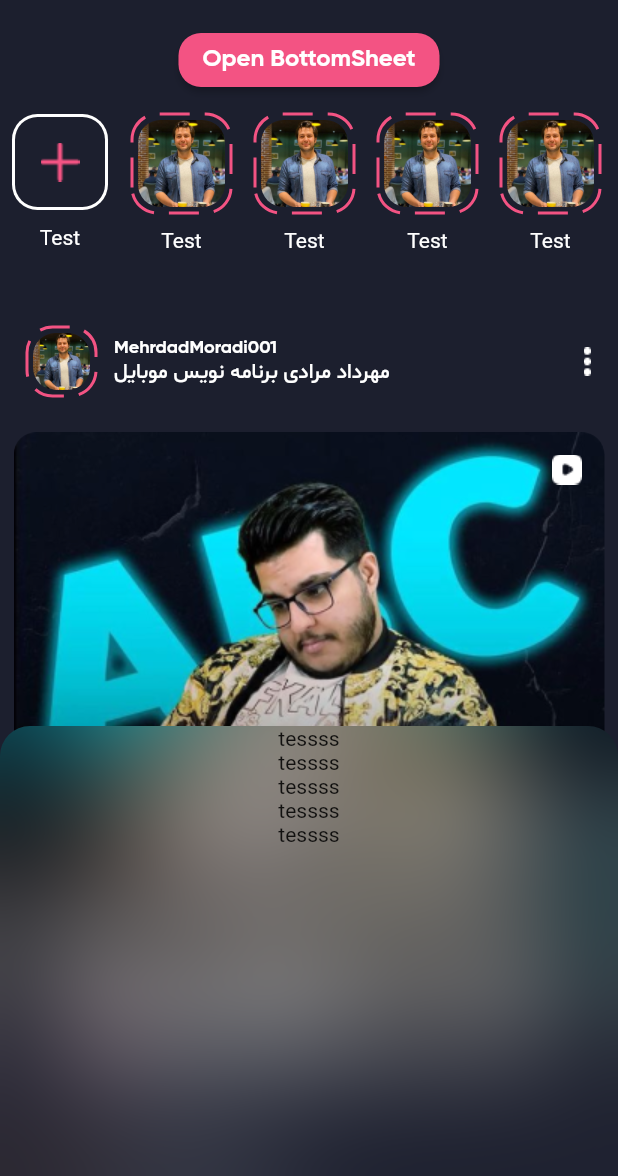
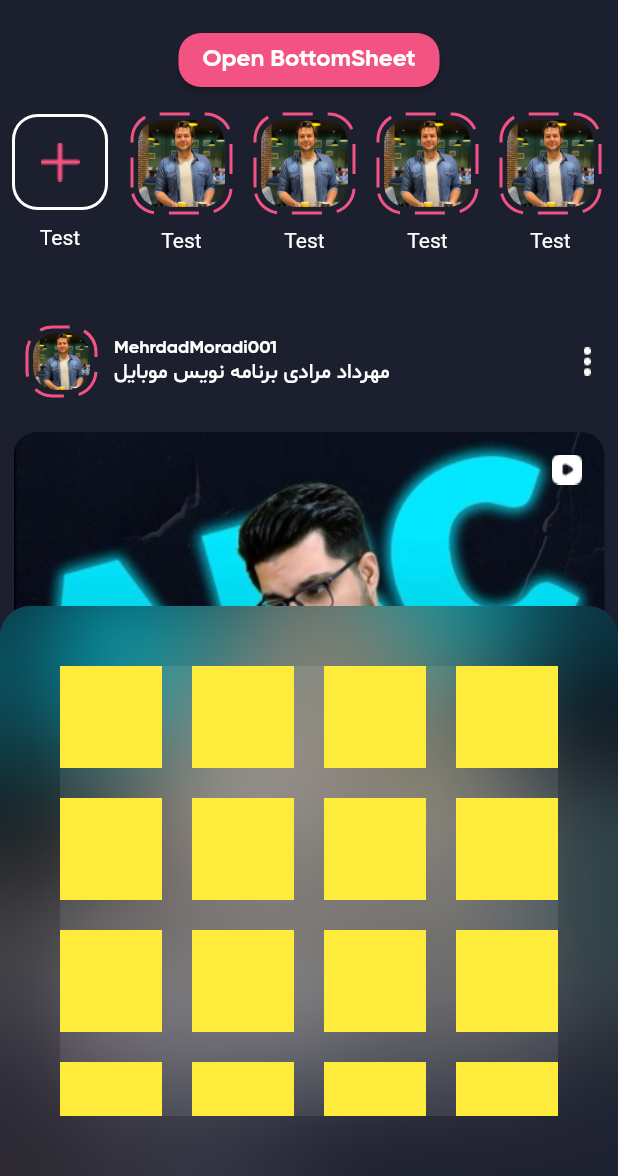
Before and after one commit to mehrdadmoradi001/instagram, a Flutter app: the screen it shows after launch, after a tap on "Open BottomSheet", on a phone screen of 412 x 824 dp, the part 60-1236 px from its top. Run offline on Flutter 3.47's test engine with Material 2 defaults, Android fonts, the phone set to English and light mode, and no system bars; drawn by our look-alikes of dotted_border.

Commit message:
1- Creating GridView

```diff
--- a/lib/screens/share_bottomsheet.dart
+++ b/lib/screens/share_bottomsheet.dart
@@ -14,19 +14,31 @@ class ShareBottomSheet extends StatelessWidget {
       ),
       child: BackdropFilter(
         filter: ImageFilter.blur(sigmaX: 40.0, sigmaY: 40.0),
-        child: Container(
-          height: 300,
-          child: Column(
-            children: [
-              Text('tessss'),
-              Text('tessss'),
-              Text('tessss'),
-              Text('tessss'),
-              Text('tessss'),
-            ],
+        child: Padding(
+          padding: EdgeInsets.all(40),
+          child: Container(
+            color: Color.fromRGBO(255, 255, 255, 0.09),
+            height: 300,
+            child: _getContent(),
           ),
         ),
       ),
     );
   }
+
+  GridView _getContent() {
+    return GridView.builder(
+      itemCount: 30,
+      gridDelegate: SliverGridDelegateWithFixedCrossAxisCount(
+        crossAxisCount: 4,
+        mainAxisSpacing: 20,
+        crossAxisSpacing: 20
+      ),
+      itemBuilder: (BuildContext context, int index) => Container(  //
+        child: Container(
+          color: Colors.yellow,
+        ),
+      ),
+    );
+  }
 }
```
